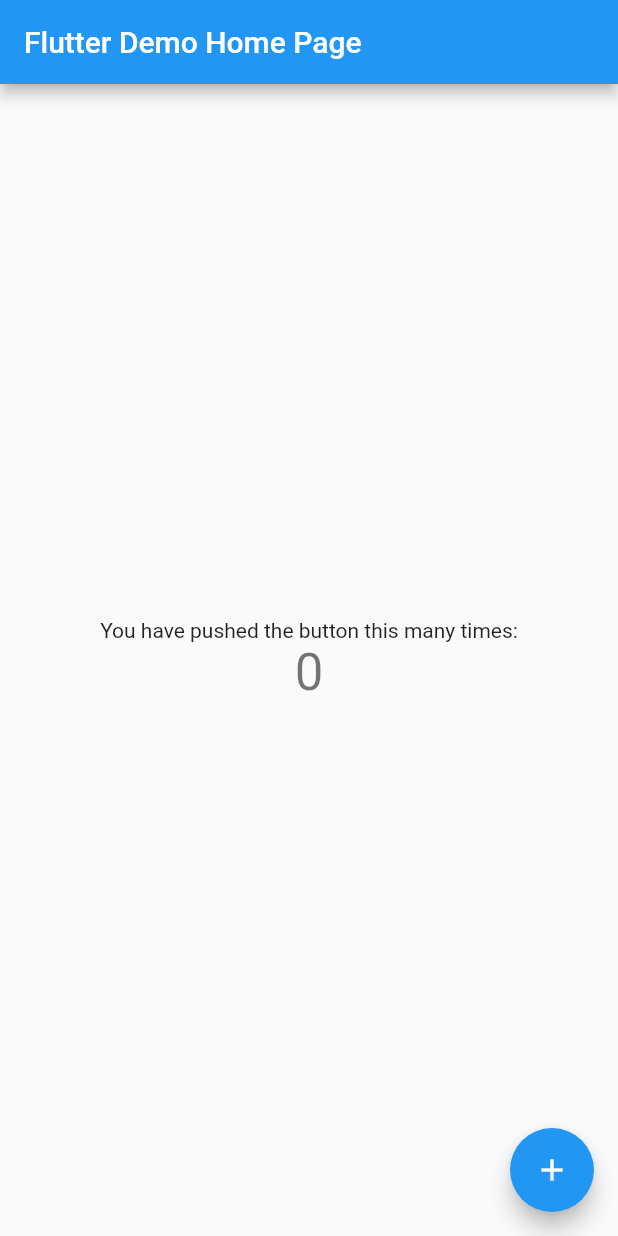
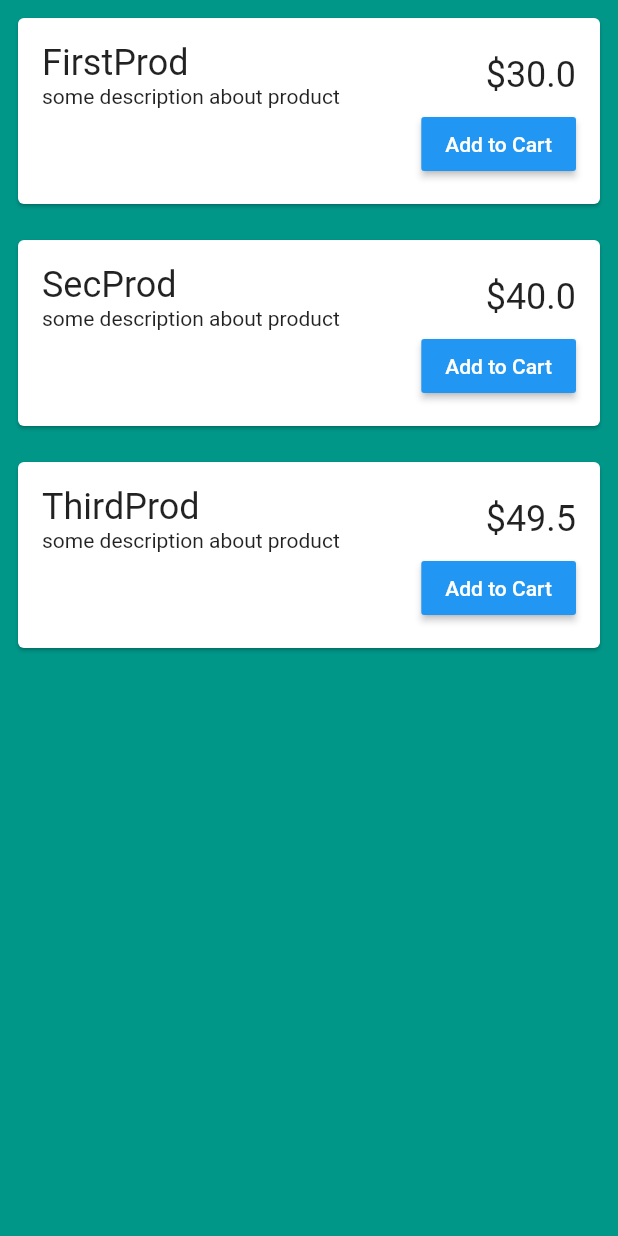
Before and after one commit to t2hieu91/Shopping, a Flutter app: the screen it shows after launch, on a phone screen of 412 x 824 dp. Run offline on Flutter 3.47's test engine with Material 2 defaults, Android fonts, the phone set to English and light mode, and no system bars; our stand-ins replace get.

Commit message:
Add getX

```diff
--- /dev/null
+++ b/lib/controllers/shopping_controller.dart
@@ -0,0 +1,39 @@
+import 'package:get/state_manager.dart';
+
+import '../models/product.dart';
+
+class ShoppingController extends GetxController {
+  var products = List<Product>().obs;
+
+  @override
+  void onInit() {
+    super.onInit();
+    fetchProducts();
+  }
+
+  void fetchProducts() async {
+    await Future.delayed(Duration(seconds: 2));
+    var productResult = [
+      Product(
+          id: 1,
+          price: 30,
+          productDescription: 'some description about product',
+          productImage: 'abd',
+          productName: 'FirstProd'),
+      Product(
+          id: 2,
+          price: 40,
+          productDescription: 'some description about product',
+          productImage: 'abd',
+          productName: 'SecProd'),
+      Product(
+          id: 3,
+          price: 49.5,
+          productDescription: 'some description about product',
+          productImage: 'abd',
+          productName: 'ThirdProd'),
+    ];
+
+    products.value = productResult;
+  }
+}
--- a/lib/main.dart
+++ b/lib/main.dart
@@ -1,117 +1,22 @@
+import 'package:Shopping/views/shopping_page.dart';
 import 'package:flutter/material.dart';
+import 'package:get/get.dart';
 
 void main() {
   runApp(MyApp());
 }
 
 class MyApp extends StatelessWidget {
-  // This widget is the root of your application.
   @override
   Widget build(BuildContext context) {
-    return MaterialApp(
-      title: 'Flutter Demo',
+    return GetMaterialApp(
+      debugShowCheckedModeBanner: false,
+      title: 'Shopping',
       theme: ThemeData(
-        // This is the theme of your application.
-        //
-        // Try running your application with "flutter run". You'll see the
-        // application has a blue toolbar. Then, without quitting the app, try
-        // changing the primarySwatch below to Colors.green and then invoke
-        // "hot reload" (press "r" in the console where you ran "flutter run",
-        // or simply save your changes to "hot reload" in a Flutter IDE).
-        // Notice that the counter didn't reset back to zero; the application
-        // is not restarted.
         primarySwatch: Colors.blue,
-        // This makes the visual density adapt to the platform that you run
-        // the app on. For desktop platforms, the controls will be smaller and
-        // closer together (more dense) than on mobile platforms.
         visualDensity: VisualDensity.adaptivePlatformDensity,
       ),
-      home: MyHomePage(title: 'Flutter Demo Home Page'),
+      home: ShoppingPage(),
     );
   }
 }
-
-class MyHomePage extends StatefulWidget {
-  MyHomePage({Key key, this.title}) : super(key: key);
-
-  // This widget is the home page of your application. It is stateful, meaning
-  // that it has a State object (defined below) that contains fields that affect
-  // how it looks.
-
-  // This class is the configuration for the state. It holds the values (in this
-  // case the title) provided by the parent (in this case the App widget) and
-  // used by the build method of the State. Fields in a Widget subclass are
-  // always marked "final".
-
-  final String title;
-
-  @override
-  _MyHomePageState createState() => _MyHomePageState();
-}
-
-class _MyHomePageState extends State<MyHomePage> {
-  int _counter = 0;
-
-  void _incrementCounter() {
-    setState(() {
-      // This call to setState tells the Flutter framework that something has
-      // changed in this State, which causes it to rerun the build method below
-      // so that the display can reflect the updated values. If we changed
-      // _counter without calling setState(), then the build method would not be
-      // called again, and so nothing would appear to happen.
-      _counter++;
-    });
-  }
-
-  @override
-  Widget build(BuildContext context) {
-    // This method is rerun every time setState is called, for instance as done
-    // by the _incrementCounter method above.
-    //
-    // The Flutter framework has been optimized to make rerunning build methods
-    // fast, so that you can just rebuild anything that needs updating rather
-    // than having to individually change instances of widgets.
-    return Scaffold(
-      appBar: AppBar(
-        // Here we take the value from the MyHomePage object that was created by
-        // the App.build method, and use it to set our appbar title.
-        title: Text(widget.title),
-      ),
-      body: Center(
-        // Center is a layout widget. It takes a single child and positions it
-        // in the middle of the parent.
-        child: Column(
-          // Column is also a layout widget. It takes a list of children and
-          // arranges them vertically. By default, it sizes itself to fit its
-          // children horizontally, and tries to be as tall as its parent.
-          //
-          // Invoke "debug painting" (press "p" in the console, choose the
-          // "Toggle Debug Paint" action from the Flutter Inspector in Android
-          // Studio, or the "Toggle Debug Paint" command in Visual Studio Code)
-          // to see the wireframe for each widget.
-          //
-          // Column has various properties to control how it sizes itself and
-          // how it positions its children. Here we use mainAxisAlignment to
-          // center the children vertically; the main axis here is the vertical
-          // axis because Columns are vertical (the cross axis would be
-          // horizontal).
-          mainAxisAlignment: MainAxisAlignment.center,
-          children: <Widget>[
-            Text(
-              'You have pushed the button this many times:',
-            ),
-            Text(
-              '$_counter',
-              style: Theme.of(context).textTheme.headline4,
-            ),
-          ],
-        ),
-      ),
-      floatingActionButton: FloatingActionButton(
-        onPressed: _incrementCounter,
-        tooltip: 'Increment',
-        child: Icon(Icons.add),
-      ), // This trailing comma makes auto-formatting nicer for build methods.
-    );
-  }
-}
--- /dev/null
+++ b/lib/models/product.dart
@@ -0,0 +1,15 @@
+class Product {
+  final int id;
+  final String productName;
+  final String productImage;
+  final String productDescription;
+  final double price;
+
+  Product({
+    this.id,
+    this.productName,
+    this.productImage,
+    this.productDescription,
+    this.price,
+  });
+}
--- /dev/null
+++ b/lib/views/shopping_page.dart
@@ -0,0 +1,68 @@
+import 'package:flutter/material.dart';
+import 'package:get/get.dart';
+import '../controllers/shopping_controller.dart';
+
+class ShoppingPage extends StatelessWidget {
+  final shoppingController = Get.put(ShoppingController());
+
+  @override
+  Widget build(BuildContext context) {
+    return Scaffold(
+      backgroundColor: Colors.teal,
+      body: SafeArea(
+        child: Column(
+          children: [
+            Expanded(
+              child: GetX<ShoppingController>(
+                builder: (controller) {
+                  return ListView.builder(
+                    itemCount: controller.products.length,
+                    itemBuilder: (context, index) {
+                      return Card(
+                        margin: const EdgeInsets.all(12),
+                        child: Padding(
+                          padding: const EdgeInsets.all(16.0),
+                          child: Column(
+                            crossAxisAlignment: CrossAxisAlignment.end,
+                            children: [
+                              Row(
+                                mainAxisAlignment:
+                                    MainAxisAlignment.spaceBetween,
+                                children: [
+                                  Column(
+                                    crossAxisAlignment:
+                                        CrossAxisAlignment.start,
+                                    children: [
+                                      Text(
+                                        '${controller.products[index].productName}',
+                                        style: TextStyle(fontSize: 24),
+                                      ),
+                                      Text(
+                                          '${controller.products[index].productDescription}'),
+                                    ],
+                                  ),
+                                  Text('\$${controller.products[index].price}',
+                                      style: TextStyle(fontSize: 24)),
+                                ],
+                              ),
+                              RaisedButton(
+                                onPressed: () {},
+                                color: Colors.blue,
+                                textColor: Colors.white,
+                                child: Text('Add to Cart'),
+                              ),
+                            ],
+                          ),
+                        ),
+                      );
+                    },
+                  );
+                },
+              ),
+            ),
+          ],
+        ),
+      ),
+    );
+  }
+}
--- a/pubspec.yaml
+++ b/pubspec.yaml
@@ -28,6 +28,7 @@ dependencies:
   # The following adds the Cupertino Icons font to your application.
   # Use with the CupertinoIcons class for iOS style icons.
   cupertino_icons: ^1.0.0
+  get: 3.24.0
 
 dev_dependencies:
   flutter_test:
```
